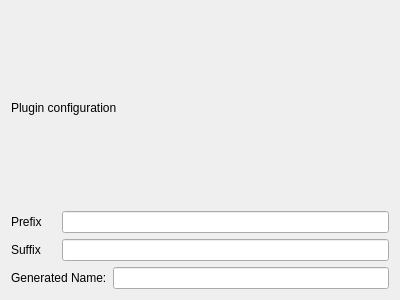
drescherjm/dtk, file app/dtkConceptGenerator/dtkPluginGeneratorPage.ui: the form before one commit.
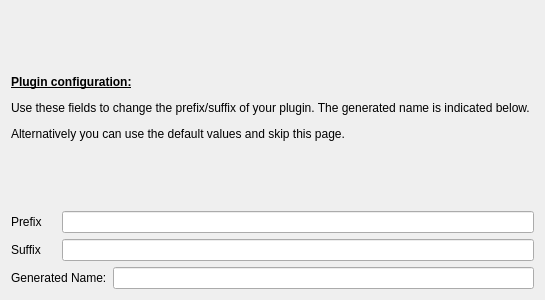
The form after the commit.

Commit message: add headers to wizard pages

The edit to the form file:
```diff
--- a/app/dtkConceptGenerator/dtkPluginGeneratorPage.ui
+++ b/app/dtkConceptGenerator/dtkPluginGeneratorPage.ui
@@ -51,7 +51,7 @@
    <item row="0" column="0" colspan="3">
     <widget class="QLabel" name="label">
      <property name="text">
-      <string>Plugin configuration</string>
+      <string>&lt;html&gt;&lt;head/&gt;&lt;body&gt;&lt;p&gt;&lt;span style=&quot; font-weight:600; text-decoration: underline;&quot;&gt;Plugin configuration:&lt;/span&gt;&lt;/p&gt;&lt;p&gt;Use these fields to change the prefix/suffix of your plugin. The generated name is indicated below. &lt;/p&gt;&lt;p&gt;Alternatively you can use the default values and skip this page. &lt;/p&gt;&lt;/body&gt;&lt;/html&gt;</string>
      </property>
     </widget>
    </item>
```
The commit also changes 5 other files.
